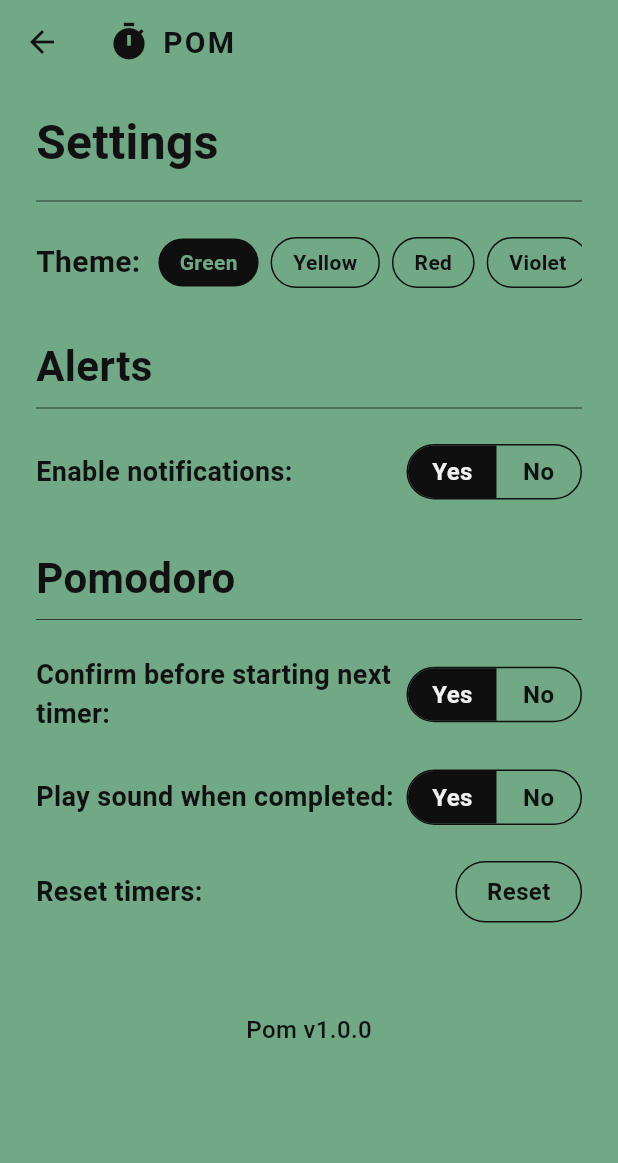
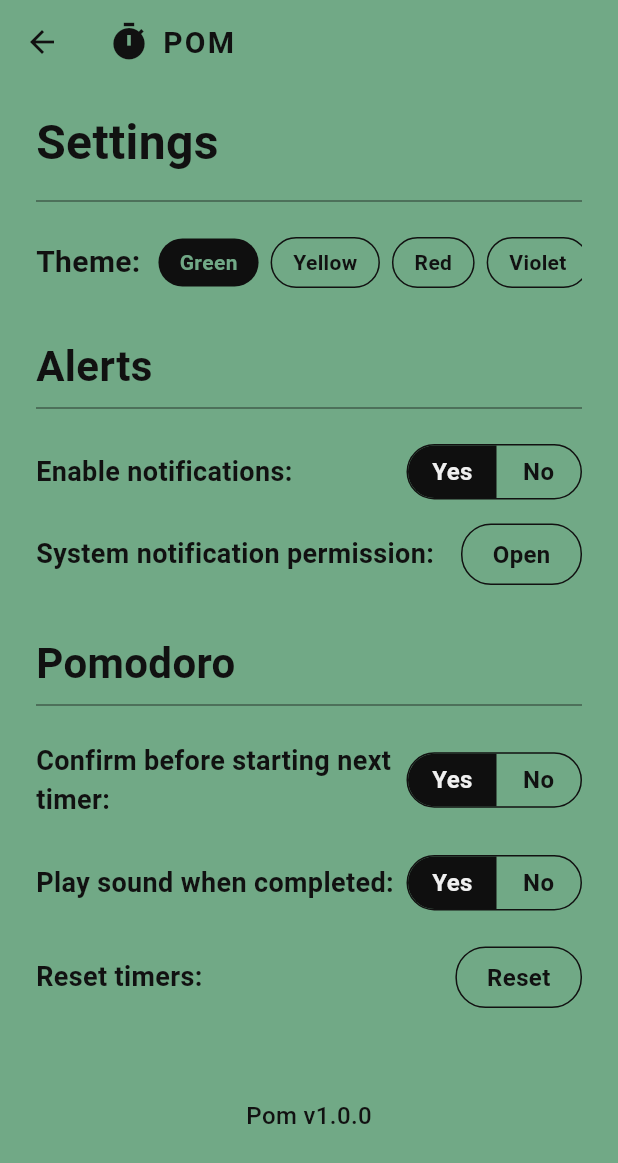
Before and after one commit to kurtpetrola/pom, a Flutter app: the screen it shows after launch, after a tap on the "settings" icon, on a phone screen of 412 x 824 dp. Shown: the top 1163 px of the screen. Run offline on Flutter 3.47's test engine with Material 3 defaults, Android fonts, the phone set to English and light mode, and no system bars; our stand-ins replace audioplayers, flutter_local_notifications, flutter_riverpod, flutter_timezone, shared_preferences, timezone.

```diff
--- a/lib/features/settings/presentation/settings_screen.dart
+++ b/lib/features/settings/presentation/settings_screen.dart
@@ -1,5 +1,6 @@
 import 'package:flutter/material.dart';
 import 'package:flutter/services.dart';
+import 'package:flutter_local_notifications/flutter_local_notifications.dart';
 import 'package:flutter_riverpod/flutter_riverpod.dart';
 
 import '../../../../core/theme/app_theme.dart';
@@ -7,6 +8,29 @@ import '../application/settings_controller.dart';
 
 class SettingsScreen extends ConsumerWidget {
   const SettingsScreen({super.key});
+
+  Future<void> _openNotificationSettings(BuildContext context) async {
+    final plugin = FlutterLocalNotificationsPlugin();
+    final androidPlugin = plugin
+        .resolvePlatformSpecificImplementation<
+          AndroidFlutterLocalNotificationsPlugin
+        >();
+    if (androidPlugin != null) {
+      final areEnabled = await androidPlugin.areNotificationsEnabled() ?? false;
+      if (areEnabled) {
+        if (context.mounted) {
+          ScaffoldMessenger.of(context).showSnackBar(
+            const SnackBar(
+              content: Text('Notifications are already enabled'),
+              duration: Duration(seconds: 2),
+            ),
+          );
+        }
+        return;
+      }
+      await androidPlugin.requestNotificationsPermission();
+    }
+  }
 
   @override
   Widget build(BuildContext context, WidgetRef ref) {
@@ -116,6 +140,46 @@ class SettingsScreen extends ConsumerWidget {
               value: settings.enableNotifications,
               onChanged: controller.updateNotifications,
             ),
+            const SizedBox(height: 16),
+            Row(
+              mainAxisAlignment: MainAxisAlignment.spaceBetween,
+              children: [
+                const Expanded(
+                  child: Text(
+                    'System notification permission:',
+                    style: TextStyle(
+                      fontSize: 18,
+                      fontWeight: FontWeight.w600,
+                      color: AppTheme.textDark,
+                    ),
+                  ),
+                ),
+                InkWell(
+                  onTap: () {
+                    HapticFeedback.lightImpact();
+                    _openNotificationSettings(context);
+                  },
+                  borderRadius: BorderRadius.circular(20),
+                  child: Container(
+                    padding: const EdgeInsets.symmetric(
+                      horizontal: 20,
+                      vertical: 8,
+                    ),
+                    decoration: BoxDecoration(
+                      border: Border.all(color: AppTheme.textDark),
+                      borderRadius: BorderRadius.circular(20),
+                    ),
+                    child: const Text(
+                      'Open',
+                      style: TextStyle(
+                        fontWeight: FontWeight.bold,
+                        color: AppTheme.textDark,
+                      ),
+                    ),
+                  ),
+                ),
+              ],
+            ),
 
             const SizedBox(height: 32),
             const _SectionHeader(title: 'Pomodoro'),
@@ -149,7 +213,10 @@ class SettingsScreen extends ConsumerWidget {
                   },
                   borderRadius: BorderRadius.circular(20),
                   child: Container(
-                    padding: const EdgeInsets.symmetric(horizontal: 20, vertical: 8),
+                    padding: const EdgeInsets.symmetric(
+                      horizontal: 20,
+                      vertical: 8,
+                    ),
                     decoration: BoxDecoration(
                       border: Border.all(color: AppTheme.textDark),
                       borderRadius: BorderRadius.circular(20),
@@ -259,7 +326,9 @@ class _TogglePill extends StatelessWidget {
           _ToggleSide(
             label: 'Yes',
             isSelected: value,
-            borderRadius: const BorderRadius.horizontal(left: Radius.circular(20)),
+            borderRadius: const BorderRadius.horizontal(
+              left: Radius.circular(20),
+            ),
             onTap: () {
               HapticFeedback.lightImpact();
               onChanged(true);
@@ -268,7 +337,9 @@ class _TogglePill extends StatelessWidget {
           _ToggleSide(
             label: 'No',
             isSelected: !value,
-            borderRadius: const BorderRadius.horizontal(right: Radius.circular(20)),
+            borderRadius: const BorderRadius.horizontal(
+              right: Radius.circular(20),
+            ),
             onTap: () {
               HapticFeedback.lightImpact();
               onChanged(false);
--- a/lib/features/timer/domain/timer_state.dart
+++ b/lib/features/timer/domain/timer_state.dart
@@ -63,12 +63,14 @@ class PomodoroState {
   final int currentIndex;
   final Duration timeLeft;
   final bool isRunning;
+  final DateTime? endTime;
 
   const PomodoroState({
     required this.queue,
     required this.currentIndex,
     required this.timeLeft,
     required this.isRunning,
+    this.endTime,
   });
 
   PomodoroState copyWith({
@@ -76,12 +78,14 @@ class PomodoroState {
     int? currentIndex,
     Duration? timeLeft,
     bool? isRunning,
+    DateTime? Function()? endTime,
   }) {
     return PomodoroState(
       queue: queue ?? this.queue,
       currentIndex: currentIndex ?? this.currentIndex,
       timeLeft: timeLeft ?? this.timeLeft,
       isRunning: isRunning ?? this.isRunning,
+      endTime: endTime != null ? endTime() : this.endTime,
     );
   }
 }
--- a/lib/main.dart
+++ b/lib/main.dart
@@ -1,7 +1,11 @@
 import 'package:flutter/material.dart';
 import 'package:flutter_riverpod/flutter_riverpod.dart';
+import 'package:flutter_timezone/flutter_timezone.dart';
 import 'package:shared_preferences/shared_preferences.dart';
+import 'package:timezone/data/latest_all.dart' as tz_data;
+import 'package:timezone/timezone.dart' as tz;
 
+import 'core/services/app_lifecycle_observer.dart';
 import 'core/services/notification_service.dart';
 import 'core/services/storage_service.dart';
 import 'core/theme/app_theme.dart';
@@ -10,6 +14,11 @@ import 'features/timer/presentation/timer_screen.dart';
 
 void main() async {
   WidgetsFlutterBinding.ensureInitialized();
+
+  // Initialize timezone data and set local timezone (required for scheduled notifications)
+  tz_data.initializeTimeZones();
+  final timeZoneInfo = await FlutterTimezone.getLocalTimezone();
+  tz.setLocalLocation(tz.getLocation(timeZoneInfo.identifier));
 
   // Initialize shared preferences synchronously before runApp
   final prefs = await SharedPreferences.getInstance();
@@ -41,7 +50,7 @@ class PomodoroApp extends ConsumerWidget {
       debugShowCheckedModeBanner: false,
       title: 'Pom',
       theme: AppTheme.getTheme(primaryColor),
-      home: const TimerScreen(),
+      home: const AppLifecycleObserver(child: TimerScreen()),
     );
   }
 }
--- a/pubspec.yaml
+++ b/pubspec.yaml
@@ -19,6 +19,8 @@ dependencies:
   flutter_native_splash: ^2.4.7
   flutter_launcher_icons: ^0.14.4
   uuid: ^4.5.3
+  timezone: ^0.11.0
+  flutter_timezone: ^5.0.2
 
 dev_dependencies:
   flutter_test:
```
Also changed, not shown: lib/core/services/app_lifecycle_observer.dart (added, +64 -0 lines), lib/core/services/notification_service.dart (+47 -1 lines), lib/features/timer/application/timer_controller.dart (+74 -27 lines), pubspec.lock, 2 other files.
